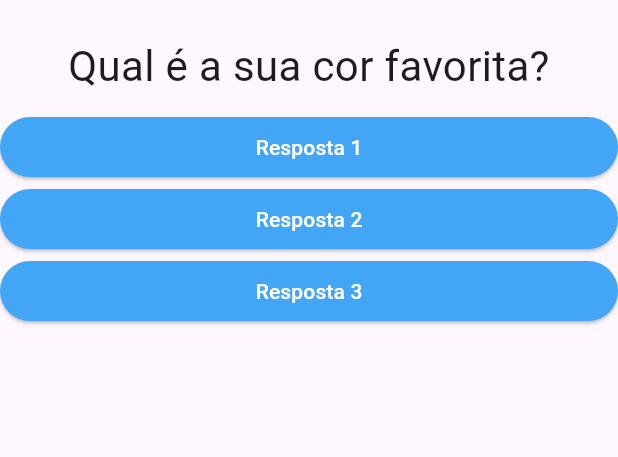
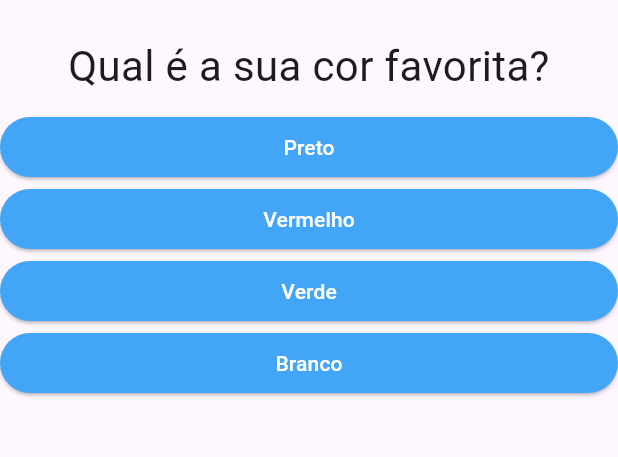
Before and after one commit to gabrielforcellini/projeto-perguntas, a Flutter app: the screen it shows after launch, on a phone screen of 412 x 824 dp, the part 63-520 px from its top. Run offline on Flutter 3.47's test engine with Material 3 defaults, Android fonts, the phone set to English and light mode, and no system bars.

```diff
--- a/lib/main.dart
+++ b/lib/main.dart
@@ -1,39 +1,68 @@
 import 'package:flutter/material.dart';
-import 'package:projeto_perguntas/resposta.dart';
-import './questao.dart';
+import 'package:projeto_perguntas/questionario.dart';
+import 'package:projeto_perguntas/resultado.dart';
 
 main() => runApp(const PerguntaApp());
 
 class _PerguntaAppState extends State<PerguntaApp> {
   var _perguntaSelecionada = 0;
+  var _pontuacaoTotal = 0;
 
-  void _responder() {
+  final List<Map> _perguntas = [
+    {
+      'texto': 'Qual é a sua cor favorita?',
+      'respostas': [
+        {'texto': 'Preto', 'pontuacao': 10},
+        {'texto': 'Vermelho', 'pontuacao': 5},
+        {'texto': 'Verde', 'pontuacao': 3},
+        {'texto': 'Branco', 'pontuacao': 1},
+      ],
+    },
+    {
+      'texto': 'Qual é o seu animal favorito?',
+      'respostas': [
+        {'texto': 'Coelho', 'pontuacao': 10},
+        {'texto': 'Cobra', 'pontuacao': 5},
+        {'texto': 'Elefante', 'pontuacao': 3},
+        {'texto': 'Leão', 'pontuacao': 1},
+      ],
+    },
+    {
+      'texto': 'Qual é o seu instrutor favorito?',
+      'respostas': [
+        {'texto': 'Maria', 'pontuacao': 10},
+        {'texto': 'João', 'pontuacao': 5},
+        {'texto': 'Leo', 'pontuacao': 3},
+        {'texto': 'Pedro', 'pontuacao': 1},
+      ],
+    },
+  ];
+
+  void _responder(int pontuacao) {
     setState(() {
       _perguntaSelecionada++;
+      _pontuacaoTotal += pontuacao;
     });
-    print(_perguntaSelecionada);
+    print(_pontuacaoTotal);
+  }
+
+  bool get temPerguntaSelecionada {
+    return _perguntaSelecionada < _perguntas.length;
   }
 
   @override
   Widget build(BuildContext context) {
-    final perguntas = [
-      'Qual é a sua cor favorita?',
-      'Qual é o seu animal favorito?',
-    ];
-
     return MaterialApp(
       home: Scaffold(
         appBar: AppBar(
           title: const Text('Perguntas'),
         ),
-        body: Column(
-          children: [
-            Questao(perguntas[_perguntaSelecionada]),
-            Resposta('Resposta 1', _responder),
-            Resposta('Resposta 2', _responder),
-            Resposta('Resposta 3', _responder),
-          ],
-        ),
+        body: temPerguntaSelecionada
+            ? Questionario(
+                perguntas: _perguntas,
+                perguntaSelecionada: _perguntaSelecionada,
+                responder: _responder)
+            : const Resultado('Parabéns!'),
       ),
     );
   }
--- /dev/null
+++ b/lib/questionario.dart
@@ -0,0 +1,36 @@
+import 'package:flutter/material.dart';
+import 'package:projeto_perguntas/questao.dart';
+import 'package:projeto_perguntas/resposta.dart';
+
+class Questionario extends StatelessWidget {
+  final List<Map> perguntas;
+  final int perguntaSelecionada;
+  final void Function(int) responder;
+
+  const Questionario(
+      {required this.perguntas,
+      required this.perguntaSelecionada,
+      required this.responder,
+      super.key});
+
+  bool get temPerguntaSelecionada {
+    return perguntaSelecionada < perguntas.length;
+  }
+
+  @override
+  Widget build(BuildContext context) {
+    List<Map<String, Object>> respostas = temPerguntaSelecionada
+        ? perguntas[perguntaSelecionada]['respostas']
+            as List<Map<String, Object>>
+        : [];
+    return Column(
+      children: <Widget>[
+        Questao(perguntas[perguntaSelecionada]['texto'].toString()),
+        ...respostas.map((resp) => Resposta(
+              resp['texto'].toString(),
+              () => responder(int.parse(resp['pontuacao'].toString())),
+            ))
+      ],
+    );
+  }
+}
--- /dev/null
+++ b/lib/resultado.dart
@@ -0,0 +1,16 @@
+import 'package:flutter/material.dart';
+
+class Resultado extends StatelessWidget {
+  final String mensagem;
+
+  const Resultado(this.mensagem, {super.key});
+
+  @override
+  Widget build(BuildContext context) {
+    return Center(
+        child: Text(
+      mensagem,
+      style: const TextStyle(fontSize: 28),
+    ));
+  }
+}
```
Also changed, not shown: 1 other file.
